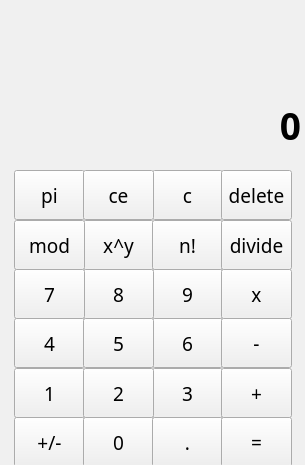
Qt form QtCPPCalculator/QtCPPCalculator.ui (fonzy1243/QtCPPCalculator) before a commit.
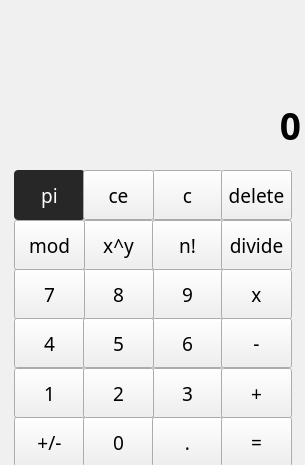
The same form after that commit.

Commit message: changed tab order + added stylesheet to pi button

Diff of the .ui file:
```diff
--- a/QtCPPCalculator/QtCPPCalculator.ui
+++ b/QtCPPCalculator/QtCPPCalculator.ui
@@ -491,6 +491,22 @@
        <property name="autoFillBackground">
         <bool>false</bool>
        </property>
+       <property name="styleSheet">
+        <string notr="true">QPushButton {
+	background: rgb(39, 39, 39);
+	color: white;
+	border-radius: 4px;
+	transition: background 0.2s;
+}
+
+QPushButton:hover {
+	background: rgb(51, 51, 51);
+}
+
+QPushButton:pressed {
+	background: rgb(62, 62, 62);
+}</string>
+       </property>
        <property name="text">
         <string>pi</string>
        </property>
```
Left out of the diff: 26 changed lines with no effect on the pictures. The commit also changes 1 other file.
